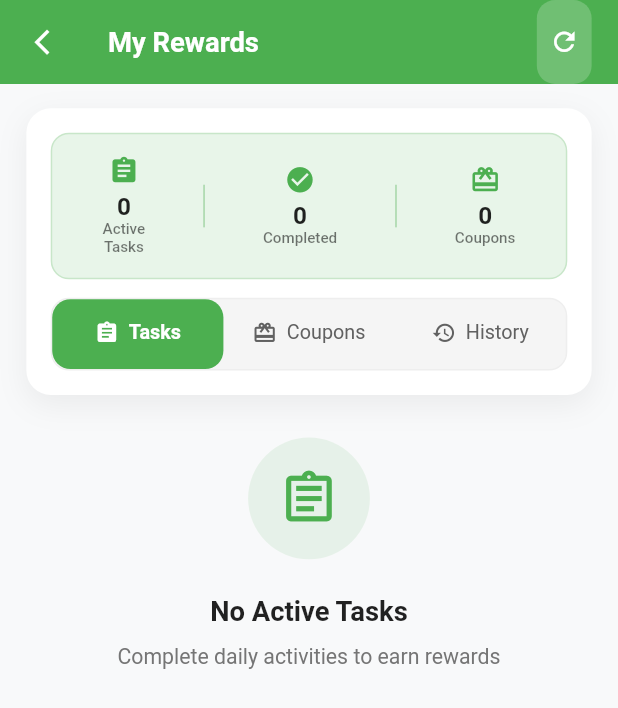
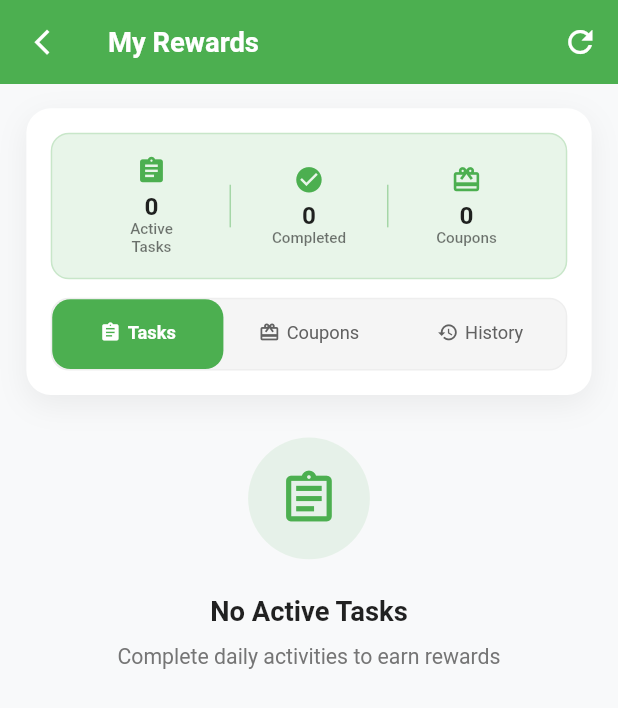
Before and after one commit to jinlongma590-sudo/swaply_clean, a Flutter app: the TaskManagementPage screen opened directly, on a phone screen of 412 x 824 dp. Shown: the top 708 px of the screen. Run offline on Flutter 3.47's test engine with Material 3 defaults, Android fonts, the phone set to English and light mode, and no system bars; our stand-ins replace app_links, cached_network_image, cross_file, file_picker, firebase_core, firebase_messaging and 12 more; accounts and stored records are empty; network calls fail.

Commit message:
chore: sync all (2025-12-12 20:34:28)

```diff
--- a/lib/pages/task_management_page.dart
+++ b/lib/pages/task_management_page.dart
@@ -8,8 +8,10 @@
 // 6) ✅ 历史从 coupon_usages 直接加载，不再依赖 RewardService.getUserRewardHistory
 // 7) ✅ Realtime 历史频道改为监听 coupon_usages 表
 // 8) ✅ 历史卡片：第一行券标题，第二行友好化 reason（app/system/auto/空隐藏或映射）
-// 9) ✅ iOS 头部改为“基准页像素对齐”的自定义头；Android 保持 AppBar
+// 9) ✅ iOS 头部改为"基准页像素对齐"的自定义头；Android 保持 AppBar
 // 10) ✅ 顶部区域采用「导航条渐变 + 白色卡片（统计+Tab）」布局；标题与左右按钮像素对齐
+// 11) ✅ 修复 QuickStats Row 溢出问题 - 使用 Expanded 包裹子元素
+// 12) ✅ Android 右上角刷新按钮尺寸固定，和 My Coupons 一致（不再撑满 AppBar）
 
 import 'dart:convert';
 import 'package:flutter/foundation.dart';
@@ -22,6 +24,7 @@ import 'package:swaply/models/coupon.dart';
 import 'package:swaply/pages/sell_form_page.dart';
 import 'package:flutter/services.dart';
 import 'package:swaply/router/safe_navigator.dart';
+
 class TaskManagementPage extends StatefulWidget {
   final int initialTab;
 
@@ -93,16 +96,14 @@ class _TaskManagementPageState extends State<TaskManagementPage>
     final s = v?.toString() ?? '';
     if (s.isEmpty) return s;
 
-    // 只含 ASCII + 常见分隔符 等“安全字符”——直接返回，避免误修
-    final safe =
-    RegExp(r'^[\x00-\x7F\u00B7\u2022\s\.\,\;\:\!\?\-_/()\[\]&\+\%]*$');
+    // 只含 ASCII + 常见分隔符 等"安全字符"——直接返回，避免误修
+    final safe = RegExp(
+        r'^[\x00-\x7F\u00B7\u2022\s\.\,\;\:\!\?\-_/()\[\]&\+\%]*$');
     if (safe.hasMatch(s)) return s;
 
-    // 只有出现这些“明显乱码痕迹”时才尝试修复
-    final looksBroken = s.contains('Ã') ||
-        s.contains('Â') ||
-        s.contains('â') ||
-        s.contains('ð');
+    // 只有出现这些"明显乱码痕迹"时才尝试修复
+    final looksBroken =
+        s.contains('Ã') || s.contains('Â') || s.contains('â') || s.contains('ð');
     if (!looksBroken) return s;
 
     try {
@@ -127,7 +128,7 @@ class _TaskManagementPageState extends State<TaskManagementPage>
     }
   }
 
-  /// 分隔符归一化：把 `Â· / â€¢ / • / ` 等统一成 “ · ”
+  /// 分隔符归一化：把 `Â· / â€¢ / • / ` 等统一成 " · "
   String _normalizeSeparators(String s) {
     return s
         .replaceAll('Â·', ' · ')
@@ -528,29 +529,26 @@ class _TaskManagementPageState extends State<TaskManagementPage>
                     color: Colors.white, size: 18.w),
                 onPressed: () => Navigator.of(context).pop(),
               ),
+
+              // ✅ 关键改动：去掉胶囊背景，改为纯图标按钮，添加右侧间距
               actions: [
                 Padding(
-                  padding: EdgeInsets.only(right: 16.w),
-                  child: GestureDetector(
-                    onTap: _isRefreshing ? null : _refreshData,
-                    child: Container(
-                      padding: EdgeInsets.all(8.r),
-                      decoration: BoxDecoration(
-                        color: Colors.white.withOpacity(0.2),
-                        borderRadius: BorderRadius.circular(12.r),
-                      ),
-                      child: _isRefreshing
-                          ? SizedBox(
-                        width: 20.r,
-                        height: 20.r,
-                        child: const CircularProgressIndicator(
+                  padding: EdgeInsets.only(right: 12.w),
+                  child: IconButton(
+                    icon: _isRefreshing
+                        ? const SizedBox(
+                      width: 20,
+                      height: 20,
+                      child: CircularProgressIndicator(
                         strokeWidth: 2,
                         color: Colors.white,
                       ),
                     )
-                          : Icon(Icons.refresh,
-                          color: Colors.white, size: 20.r),
-                    ),
+                        : const Icon(Icons.refresh, color: Colors.white, size: 24),
+                    onPressed: _isRefreshing ? null : _refreshData,
+                    padding: EdgeInsets.zero,
+                    constraints: const BoxConstraints(),
+                    iconSize: 24,
                   ),
                 ),
               ],
@@ -717,7 +715,7 @@ class _TaskManagementPageState extends State<TaskManagementPage>
     );
   }
 
-  // ====== 白卡版 QuickStats（深色文字，绿色点缀） ======
+  // ====== 白卡版 QuickStats（深色文字，绿色点缀） - ✅ 修复溢出问题 ======
   Widget _buildQuickStatsCardStyle() {
     final activeTasks = _tasks.length; // 活跃任务
     final completedTasks = (_rewardStats['completed_tasks'] as int?) ?? 0;
@@ -731,23 +729,27 @@ class _TaskManagementPageState extends State<TaskManagementPage>
         border: Border.all(color: Colors.green.shade100),
       ),
       child: Row(
-        mainAxisAlignment: MainAxisAlignment.spaceAround,
         children: [
-          _buildQuickStatItemCard(
+          Expanded(
+            child: _buildQuickStatItemCard(
                 'Active\nTasks', activeTasks.toString(), Icons.assignment),
+          ),
           Container(width: 1, height: 28.h, color: Colors.green.shade200),
-          _buildQuickStatItemCard(
+          Expanded(
+            child: _buildQuickStatItemCard(
                 'Completed', completedTasks.toString(), Icons.check_circle),
+          ),
           Container(width: 1, height: 28.h, color: Colors.green.shade200),
-          _buildQuickStatItemCard(
+          Expanded(
+            child: _buildQuickStatItemCard(
                 'Coupons', availableCoupons.toString(), Icons.card_giftcard),
+          ),
         ],
       ),
     );
   }
 
-  Widget _buildQuickStatItemCard(
-      String label, String value, IconData icon) {
+  Widget _buildQuickStatItemCard(String label, String value, IconData icon) {
     return Column(
       children: [
         Icon(icon, color: const Color(0xFF4CAF50), size: 20.r),
@@ -773,7 +775,7 @@ class _TaskManagementPageState extends State<TaskManagementPage>
     );
   }
 
-  // ====== 白卡内的分段 Tab ======
+  // ====== 白卡内的分段 Tab - ✅ 修复溢出问题 ======
   Widget _buildTabsCardStyle() {
     return Container(
       decoration: BoxDecoration(
@@ -790,11 +792,11 @@ class _TaskManagementPageState extends State<TaskManagementPage>
           borderRadius: BorderRadius.circular(12.r),
         ),
         labelStyle: TextStyle(
-          fontSize: 13.sp,
+          fontSize: 12.sp, // 13 -> 12 减小字体
           fontWeight: FontWeight.w600,
         ),
         unselectedLabelStyle: TextStyle(
-          fontSize: 13.sp,
+          fontSize: 12.sp, // 13 -> 12 减小字体
           fontWeight: FontWeight.normal,
         ),
         indicatorSize: TabBarIndicatorSize.tab,
@@ -806,9 +808,10 @@ class _TaskManagementPageState extends State<TaskManagementPage>
             height: 44.h,
             child: Row(
               mainAxisAlignment: MainAxisAlignment.center,
+              mainAxisSize: MainAxisSize.min, // 关键：使用最小尺寸
               children: [
-                Icon(Icons.assignment, size: 16.r),
-                SizedBox(width: 6.w),
+                Icon(Icons.assignment, size: 14.r), // 16 -> 14
+                SizedBox(width: 4.w), // 6 -> 4
                 const Text('Tasks'),
               ],
             ),
@@ -817,9 +820,10 @@ class _TaskManagementPageState extends State<TaskManagementPage>
             height: 44.h,
             child: Row(
               mainAxisAlignment: MainAxisAlignment.center,
+              mainAxisSize: MainAxisSize.min,
               children: [
-                Icon(Icons.card_giftcard, size: 16.r),
-                SizedBox(width: 6.w),
+                Icon(Icons.card_giftcard, size: 14.r),
+                SizedBox(width: 4.w),
                 const Text('Coupons'),
               ],
             ),
@@ -828,9 +832,10 @@ class _TaskManagementPageState extends State<TaskManagementPage>
             height: 44.h,
             child: Row(
               mainAxisAlignment: MainAxisAlignment.center,
+              mainAxisSize: MainAxisSize.min,
               children: [
-                Icon(Icons.history, size: 16.r),
-                SizedBox(width: 6.w),
+                Icon(Icons.history, size: 14.r),
+                SizedBox(width: 4.w),
                 const Text('History'),
               ],
             ),
@@ -1003,9 +1008,7 @@ class _TaskManagementPageState extends State<TaskManagementPage>
                   borderRadius: BorderRadius.circular(12.r),
                 ),
                 child: Icon(
-                  isCompleted
-                      ? Icons.check_circle
-                      : _getTaskIcon(task['task_type']),
+                  isCompleted ? Icons.check_circle : _getTaskIcon(task['task_type']),
                   color: Colors.white,
                   size: 24.r,
                 ),
@@ -1016,8 +1019,7 @@ class _TaskManagementPageState extends State<TaskManagementPage>
                   crossAxisAlignment: CrossAxisAlignment.start,
                   children: [
                     Text(
-                      task['task_name'] ??
-                          _getTaskDisplayName(task['task_type']),
+                      task['task_name'] ?? _getTaskDisplayName(task['task_type']),
                       style: TextStyle(
                         fontSize: 16.sp,
                         fontWeight: FontWeight.w600,
@@ -1027,8 +1029,7 @@ class _TaskManagementPageState extends State<TaskManagementPage>
                     if (task['description'] != null) ...[
                       SizedBox(height: 4.h),
                       Text(
-                        _normalizeSeparators(
-                            _fixUtf8Mojibake(task['description'])),
+                        _normalizeSeparators(_fixUtf8Mojibake(task['description'])),
                         style: TextStyle(
                           fontSize: 12.sp,
                           color: Colors.grey[600],
@@ -1081,8 +1082,7 @@ class _TaskManagementPageState extends State<TaskManagementPage>
 
   Widget _buildRewardCouponCard(CouponModel coupon, int index) {
     final fixedTitle = _normalizeSeparators(_fixUtf8Mojibake(coupon.title));
-    final fixedDesc =
-    _normalizeSeparators(_fixUtf8Mojibake(coupon.description));
+    final fixedDesc = _normalizeSeparators(_fixUtf8Mojibake(coupon.description));
 
     return Container(
       margin: EdgeInsets.only(bottom: 16.h),
@@ -1468,7 +1468,7 @@ class _TaskManagementPageState extends State<TaskManagementPage>
         return 'welcome';
       case 'referralbonus':
         return 'referral_bonus';
-    // 下面这些都算“活动奖励”
+    // 下面这些都算"活动奖励"
       case 'trending':
       case 'hot':
       case 'category':
```
Also changed, not shown: lib/pages/coupon_management_page.dart (+43 -39 lines), lib/services/coupon_service.dart (+97 -34 lines), lib/pages/home_page.dart (line endings or trailing spaces), lib/pages/search_results_page.dart (line endings or trailing spaces), 2 other files. Lines whose indentation alone changed are shown as unchanged.
